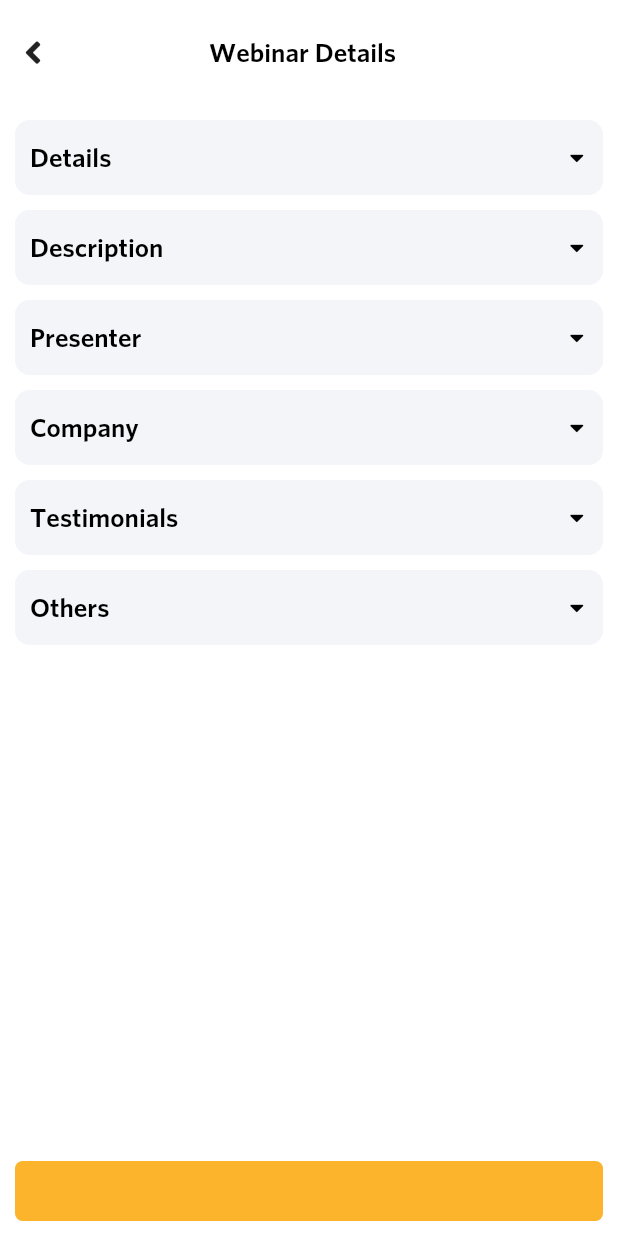
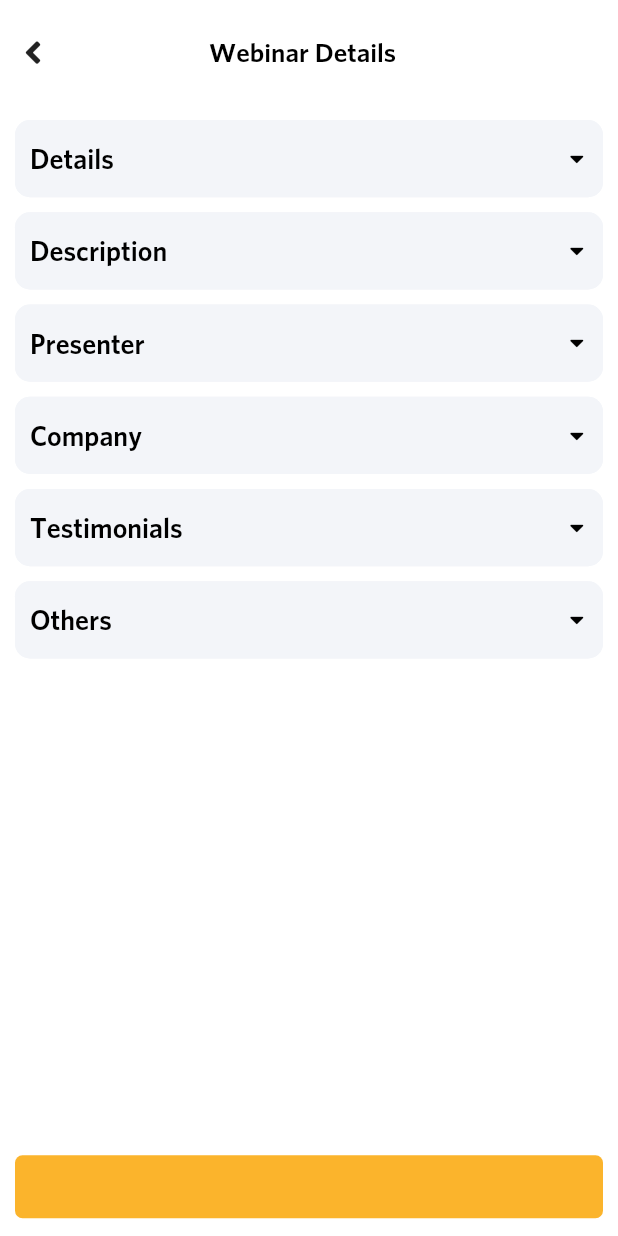
Before and after one commit to kishan-entigrity/cpeFlutter, a Flutter app: the WebinarDetailsNew screen opened directly with empty values, on a phone screen of 412 x 824 dp. Run offline on Flutter 3.47's test engine with Material 2 defaults, Android fonts, the phone set to English and light mode, and no system bars; our stand-ins replace connectivity, email_validator, flick_video_player, flutter_html, flutter_spinkit, flutter_tags and 7 more; missing offline and left inert: dart:ffi; accounts and stored records are empty.

Commit message:
Commit with following things:
- worked on changing dimens file in webinar_details_new.dart,
- Worked on the following files:
1. Details,
2. Description,
3. Overview of topics,
4. Why should attend,
5. Presenter,
6. Compant,
7. Testimonials,
8. Others,
9. constant.dart.

```diff
--- a/lib/screens/webinar_details/ExpandedCard.dart
+++ b/lib/screens/webinar_details/ExpandedCard.dart
@@ -1,6 +1,7 @@
 import 'package:flutter/cupertino.dart';
 import 'package:flutter/material.dart';
 import 'package:font_awesome_flutter/font_awesome_flutter.dart';
+import 'package:sizer/sizer.dart';
 
 class ExpandedCard extends StatelessWidget {
   ExpandedCard(
@@ -31,7 +32,7 @@ class ExpandedCard extends StatelessWidget {
             child: Container(
               padding: const EdgeInsets.all(10.0),
               width: double.infinity,
-              height: 50.0,
+              height: 12.5.w,
               decoration: BoxDecoration(
                 borderRadius: BorderRadius.circular(10.0),
                 color: Color(0xFFF3F5F9),
@@ -43,7 +44,7 @@ class ExpandedCard extends StatelessWidget {
                     strTitle,
                     style: TextStyle(
                       fontFamily: 'Whitney Semi Bold',
-                      fontSize: 18.0,
+                      fontSize: 13.5.sp,
                       color: Colors.black,
                     ),
                   ),
--- a/lib/screens/webinar_details/childCardOverviewofTopics.dart
+++ b/lib/screens/webinar_details/childCardOverviewofTopics.dart
@@ -1,5 +1,6 @@
 import 'package:flutter/cupertino.dart';
 import 'package:flutter_html/flutter_html.dart';
+import 'package:sizer/sizer.dart';
 
 class childCardOverviewofTopics extends StatelessWidget {
   childCardOverviewofTopics(this.strOverviewOfTopics);
@@ -16,7 +17,7 @@ class childCardOverviewofTopics extends StatelessWidget {
         data: strOverviewOfTopics,
         defaultTextStyle: TextStyle(
           fontFamily: 'Whitney Medium',
-          fontSize: 18.0,
+          fontSize: 13.5.sp,
           color: Color(0x701F2227),
         ),
       ),
--- a/lib/screens/webinar_details/childCardWhyShouldAttend.dart
+++ b/lib/screens/webinar_details/childCardWhyShouldAttend.dart
@@ -1,4 +1,5 @@
 import 'package:flutter/cupertino.dart';
+import 'package:sizer/sizer.dart';
 
 class childCardWhyShouldAttend extends StatelessWidget {
   childCardWhyShouldAttend(this.strWhyShouldAttend);
@@ -15,7 +16,7 @@ class childCardWhyShouldAttend extends StatelessWidget {
         strWhyShouldAttend,
         style: TextStyle(
           fontFamily: 'Whitney Medium',
-          fontSize: 18.0,
+          fontSize: 13.5.sp,
           color: Color(0x701F2227),
         ),
       ),
--- a/lib/screens/webinar_details/childWebinarStatus.dart
+++ b/lib/screens/webinar_details/childWebinarStatus.dart
@@ -2,6 +2,7 @@ import 'package:cpe_flutter/constant.dart';
 import 'package:cpe_flutter/screens/video_player/videoPlayer.dart';
 import 'package:flutter/cupertino.dart';
 import 'package:flutter/material.dart';
+import 'package:sizer/sizer.dart';
 
 class childWebinarStatus extends StatelessWidget {
   childWebinarStatus(this.status, this.isSingleStatusRow, this.webDetailsObj);
@@ -13,7 +14,7 @@ class childWebinarStatus extends StatelessWidget {
   @override
   Widget build(BuildContext context) {
     return Container(
-      height: 60.0,
+      height: 15.5.w,
       width: double.infinity,
       color: Colors.white,
       child: Column(
@@ -31,7 +32,7 @@ class childWebinarStatus extends StatelessWidget {
                 );
               },
               child: Container(
-                height: 40.0,
+                height: 10.2.w,
                 margin: EdgeInsets.all(10.0),
                 decoration: BoxDecoration(
                   borderRadius: BorderRadius.circular(5.0),
@@ -64,7 +65,7 @@ class childWebinarStatus extends StatelessWidget {
                       );
                     },
                     child: Container(
-                      height: 40.0,
+                      height: 10.2.w,
                       margin: EdgeInsets.only(
                           top: 10.0, bottom: 10.0, left: 10.0, right: 5.0),
                       decoration: BoxDecoration(
@@ -82,7 +83,7 @@ class childWebinarStatus extends StatelessWidget {
                 ),
                 Expanded(
                   child: Container(
-                    height: 40.0,
+                    height: 10.2.w,
                     margin: EdgeInsets.only(
                         top: 10.0, bottom: 10.0, right: 10.0, left: 5.0),
                     decoration: BoxDecoration(
--- a/lib/screens/webinar_details/webinar_details_new.dart
+++ b/lib/screens/webinar_details/webinar_details_new.dart
@@ -11,6 +11,7 @@ import 'package:flutter/cupertino.dart';
 import 'package:flutter/material.dart';
 import 'package:font_awesome_flutter/font_awesome_flutter.dart';
 import 'package:shared_preferences/shared_preferences.dart';
+import 'package:sizer/sizer.dart';
 
 import '../../rest_api.dart';
 import 'childCardCompany.dart';
@@ -248,7 +249,7 @@ class _WebinarDetailsNewState extends State<WebinarDetailsNew> {
               top: 0.0,
               right: 0.0,
               left: 0.0,
-              bottom: 60.0,
+              bottom: 15.5.w,
               child: Container(
                 color: Colors.white,
                 child: Column(
```
Also changed, not shown: lib/constant.dart (+14 -14 lines), lib/screens/webinar_details/childCardCompany.dart (+4 -3 lines), lib/screens/webinar_details/childCardDescription.dart (+4 -3 lines), lib/screens/webinar_details/childCardDetails.dart (+10 -4 lines), lib/screens/webinar_details/childCardOthers.dart (+6 -5 lines), lib/screens/webinar_details/childCardPresenter.dart (+14 -4 lines), lib/screens/webinar_details/childCardTestimonials.dart (+9 -3 lines).
